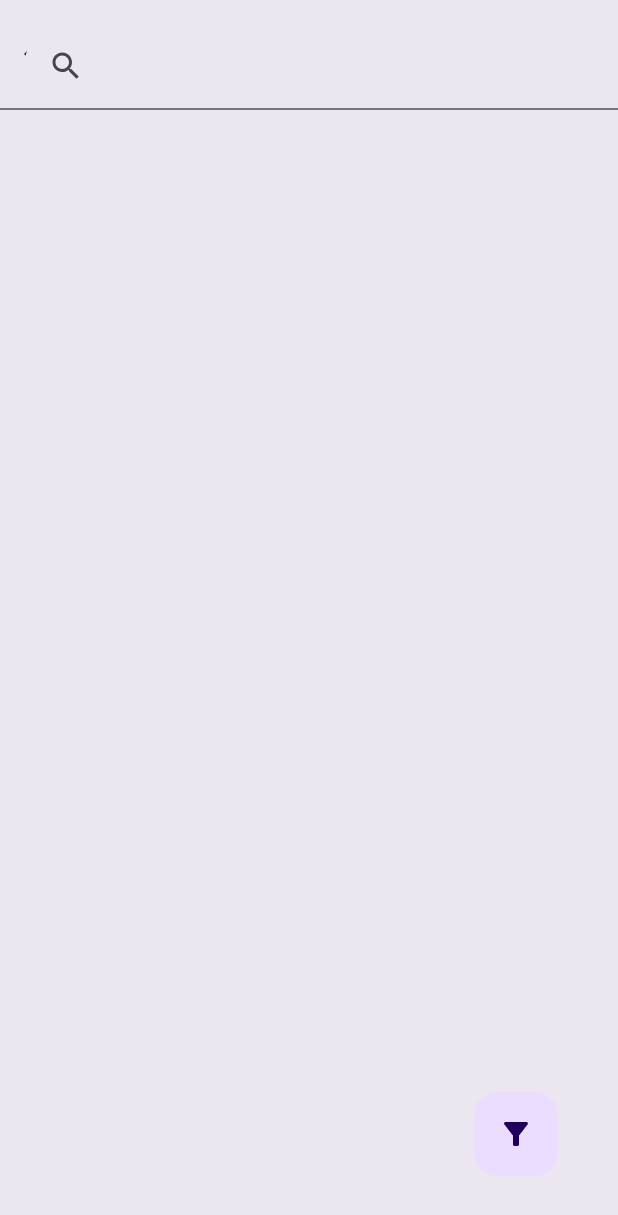
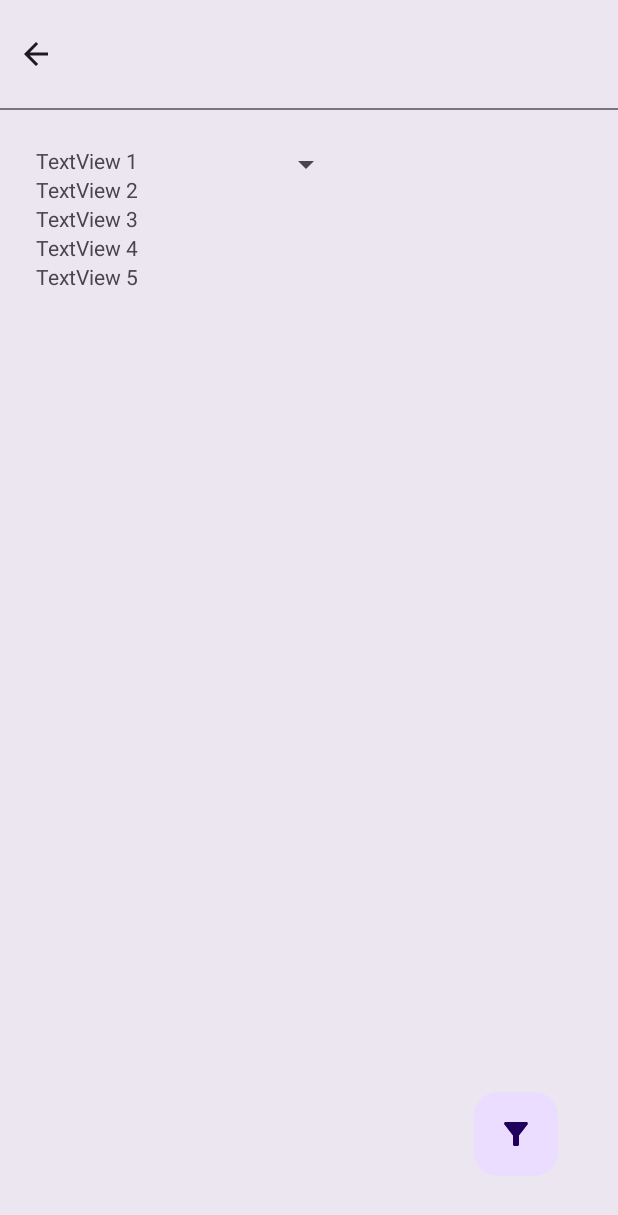
Before and after one commit to zer0231/Synefiliya, an Android app: the fragment DashboardFragment shown on its own in the app's theme, after a tap on "Search movies here", on a phone screen of 412 x 824 dp. Shown: the top 1215 px of the screen. Run offline under Robolectric (Android 15) with nearby library versions, the phone set to English and light mode, and no system bars; our stand-ins replace Dagger/Hilt's generated code; 2 statements that could not run were skipped.

Commit message:
Added search layout

```diff
--- a/app/src/main/java/com/zero/synefiliya/fragments/dashboardFragment/DashboardFragment.kt
+++ b/app/src/main/java/com/zero/synefiliya/fragments/dashboardFragment/DashboardFragment.kt
@@ -32,7 +32,12 @@ class DashboardFragment : Fragment() {
         _binding = FragmentDashboardBinding.inflate(inflater, container, false)
 
         binding.searchView.setupWithSearchBar(binding.searchbarSb)
-        binding.searchView.editText.setOnEditorActionListener { v, actionId, event ->
+        binding.searchView.editText.setOnKeyListener { v, keyCode, event ->
+            binding.searchView.editText
+            false
+        }
+        binding.searchView.editText.setOnEditorActionListener { _, _, _ -> //v, actionId, event
+            binding.searchView.hide()
             binding.searchbarSb.text = binding.searchView.text
             false
         }
--- a/app/src/main/res/layout/fragment_dashboard.xml
+++ b/app/src/main/res/layout/fragment_dashboard.xml
@@ -5,11 +5,6 @@
     android:id="@+id/parent_constraint"
     android:layout_width="match_parent"
     android:layout_height="match_parent">
-
-    <com.google.android.material.search.SearchView
-        android:id="@+id/searchView"
-        android:layout_width="match_parent"
-        android:layout_height="match_parent" />
 
     <com.google.android.material.search.SearchBar
         android:id="@+id/searchbar_sb"
@@ -22,6 +17,20 @@
         app:layout_constraintStart_toStartOf="parent"
         app:layout_constraintTop_toTopOf="parent" />
 
+
+    <com.google.android.material.search.SearchView
+        android:id="@+id/searchView"
+        android:layout_width="match_parent"
+        android:layout_height="0dp"
+        app:layout_constraintBottom_toBottomOf="parent"
+        app:layout_constraintTop_toTopOf="parent">
+
+        <include
+            layout="@layout/search_layout"
+            android:layout_width="match_parent"
+            android:layout_height="match_parent" />
+
+    </com.google.android.material.search.SearchView>
 
     <androidx.recyclerview.widget.RecyclerView
         android:id="@+id/movie_list_rv"
--- /dev/null
+++ b/app/src/main/res/layout/search_layout.xml
@@ -0,0 +1,104 @@
+<?xml version="1.0" encoding="utf-8"?>
+<androidx.constraintlayout.widget.ConstraintLayout xmlns:android="http://schemas.android.com/apk/res/android"
+    xmlns:app="http://schemas.android.com/apk/res-auto"
+    android:layout_width="match_parent"
+    android:padding="24dp"
+    android:layout_height="match_parent">
+
+
+
+
+    <!-- First row -->
+    <TextView
+        android:id="@+id/textView1"
+        android:layout_width="wrap_content"
+        android:layout_height="wrap_content"
+        android:text="TextView 1"
+        app:layout_constraintStart_toStartOf="parent"
+        app:layout_constraintTop_toTopOf="parent" />
+
+    <Spinner
+        android:id="@+id/spinner1"
+        android:layout_width="wrap_content"
+        android:layout_height="wrap_content"
+        app:layout_constraintBaseline_toBaselineOf="@+id/textView1"
+        app:layout_constraintEnd_toStartOf="@+id/guideline"
+        app:layout_constraintStart_toEndOf="@+id/textView1" />
+
+    <!-- Second row -->
+    <TextView
+        android:id="@+id/textView2"
+        android:layout_width="wrap_content"
+        android:layout_height="wrap_content"
+        android:text="TextView 2"
+        app:layout_constraintStart_toStartOf="parent"
+        app:layout_constraintTop_toBottomOf="@+id/textView1" />
+
+    <Spinner
+        android:id="@+id/spinner2"
+        android:layout_width="wrap_content"
+        android:layout_height="wrap_content"
+        app:layout_constraintBaseline_toBaselineOf="@+id/textView2"
+        app:layout_constraintEnd_toStartOf="@+id/guideline"
+        app:layout_constraintStart_toEndOf="@+id/textView2" />
+
+    <!-- Third row -->
+    <TextView
+        android:id="@+id/textView3"
+        android:layout_width="wrap_content"
+        android:layout_height="wrap_content"
+        android:text="TextView 3"
+        app:layout_constraintStart_toStartOf="parent"
+        app:layout_constraintTop_toBottomOf="@+id/textView2" />
+
+    <Spinner
+        android:id="@+id/spinner3"
+        android:layout_width="wrap_content"
+        android:layout_height="wrap_content"
+        app:layout_constraintBaseline_toBaselineOf="@+id/textView3"
+        app:layout_constraintEnd_toStartOf="@+id/guideline"
+        app:layout_constraintStart_toEndOf="@+id/textView3" />
+
+    <!-- Fourth row -->
+    <TextView
+        android:id="@+id/textView4"
+        android:layout_width="wrap_content"
+        android:layout_height="wrap_content"
+        android:text="TextView 4"
+        app:layout_constraintStart_toStartOf="parent"
+        app:layout_constraintTop_toBottomOf="@+id/textView3" />
+
+    <Spinner
+        android:id="@+id/spinner4"
+        android:layout_width="wrap_content"
+        android:layout_height="wrap_content"
+        app:layout_constraintBaseline_toBaselineOf="@+id/textView4"
+        app:layout_constraintEnd_toStartOf="@+id/guideline"
+        app:layout_constraintStart_toEndOf="@+id/textView4" />
+
+    <!-- Fifth row -->
+    <TextView
+        android:id="@+id/textView5"
+        android:layout_width="wrap_content"
+        android:layout_height="wrap_content"
+        android:text="TextView 5"
+        app:layout_constraintStart_toStartOf="parent"
+        app:layout_constraintTop_toBottomOf="@+id/textView4" />
+
+    <Spinner
+        android:id="@+id/spinner5"
+        android:layout_width="wrap_content"
+        android:layout_height="wrap_content"
+        app:layout_constraintBaseline_toBaselineOf="@+id/textView5"
+        app:layout_constraintEnd_toStartOf="@+id/guideline"
+        app:layout_constraintStart_toEndOf="@+id/textView5" />
+
+    <!-- Guideline to separate spinners from the right side -->
+    <androidx.constraintlayout.widget.Guideline
+        android:id="@+id/guideline"
+        android:layout_width="wrap_content"
+        android:layout_height="match_parent"
+        android:orientation="vertical"
+        app:layout_constraintGuide_percent="0.8" />
+
+</androidx.constraintlayout.widget.ConstraintLayout>
--- a/app/src/main/res/values/strings.xml
+++ b/app/src/main/res/values/strings.xml
@@ -10,4 +10,5 @@
     <string name="description">Description</string>
     <string name="sorry_n_no_description_found">Sorry!!!,\n No description found</string>
     <string name="similar_movies">Similar movies</string>
+    <string name="genre">Genre</string>
 </resources>
```
